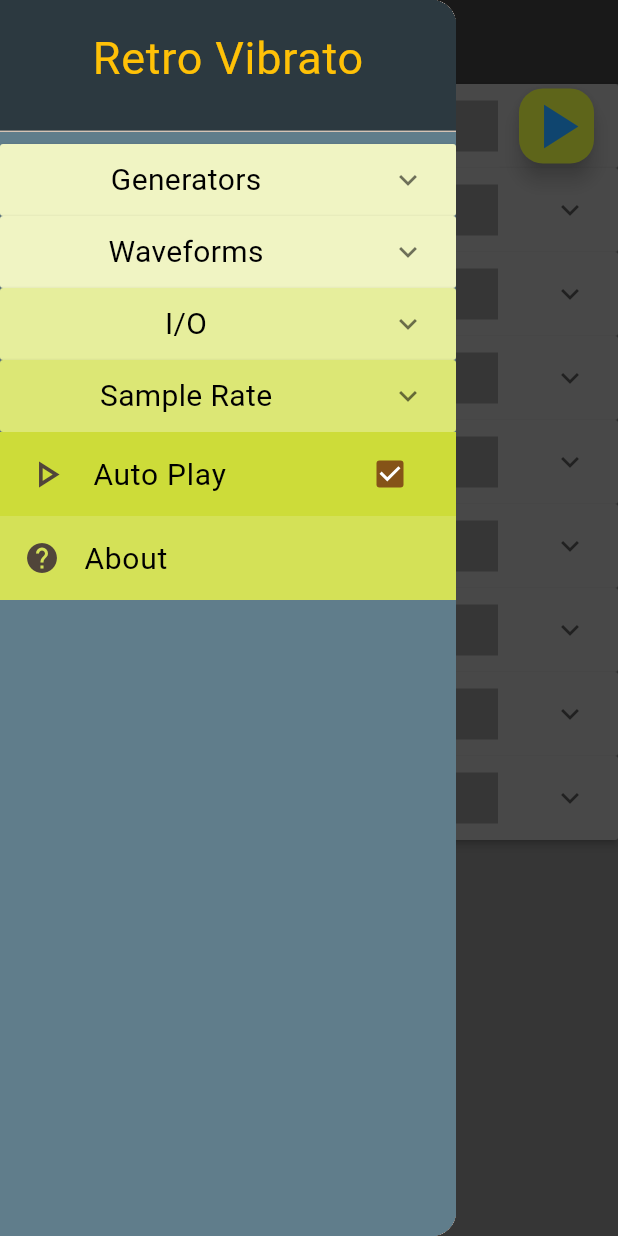
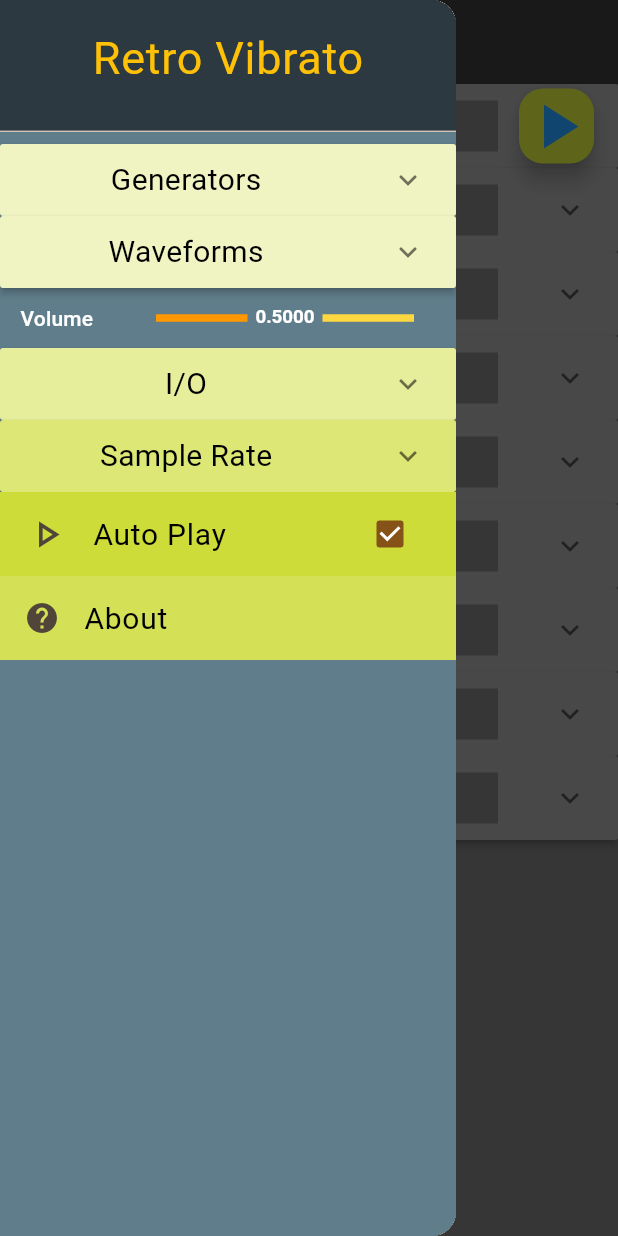
Before and after one commit to wdevore/RetroVibratoWeb, a Flutter app: the screen it shows after launch, with the side drawer open, on a phone screen of 412 x 824 dp. Run offline on Flutter 3.47's test engine with Material 3 defaults, Android fonts, the phone set to English and light mode, and no system bars; our stand-ins replace file_picker; missing offline and left inert: dart:html.

Commit message:
added height and flex to settings slider

```diff
--- a/retro_vibrato_web/lib/main.dart
+++ b/retro_vibrato_web/lib/main.dart
@@ -15,6 +15,7 @@ import 'package:retro_vibrato_web/view/highPassFilter_expansion_panel_list.dart'
 import 'package:retro_vibrato_web/view/lowPassFilter_expansion_panel_list.dart';
 import 'package:retro_vibrato_web/view/play_button_stateless_widget.dart';
 import 'package:retro_vibrato_web/view/sample_rate.dart';
+import 'package:retro_vibrato_web/view/settings_slider.dart';
 import 'package:retro_vibrato_web/view/vibrato_expansion_panel_list.dart';
 
 SettingsModel _settings = SettingsModel();
@@ -168,6 +169,13 @@ class FSfxrHomePage extends StatelessWidget {
               ],
               child: const WaveformSubPanel(),
             ),
+            ChangeNotifierProvider.value(
+              value: _settings.appSettings.volume,
+              child: const SettingsSlider(
+                height: 40,
+                flex: 3,
+              ),
+            ),
             DrawerIOExpansionPanel(settings: _settings),
             MultiProvider(
               providers: [
--- a/retro_vibrato_web/lib/model/settings_model.dart
+++ b/retro_vibrato_web/lib/model/settings_model.dart
@@ -165,8 +165,8 @@ class FlangerSettings with ChangeNotifier {
 
 class LowPassFilterSettings with ChangeNotifier {
   final String title = "LowPass Filter";
-  final Field cutoffFreq = Field(0.0, 1.0, 0.0, "CutoffFreq");
-  final Field cutoffSweep = Field(-1.0, 1.0, 0.0, "CutoffSweep");
+  final Field cutoffFreq = Field(0.0, 1.0, 0.0, "Cutoff Freq");
+  final Field cutoffSweep = Field(-1.0, 1.0, 0.0, "Cutoff Sweep");
   final Field resonance = Field(0.035, 1.0, 0.035, "Resonance");
 
   bool _isExpanded = false;
@@ -187,8 +187,8 @@ class LowPassFilterSettings with ChangeNotifier {
 
 class HighPassFilterSettings with ChangeNotifier {
   final String title = "HighPass Filter";
-  final Field cutoffFreq = Field(0.0, 1.0, 0.0, "CutoffFreq");
-  final Field cutoffSweep = Field(-1.0, 1.0, 0.0, "CutoffSweep");
+  final Field cutoffFreq = Field(0.0, 1.0, 0.0, "Cutoff Freq");
+  final Field cutoffSweep = Field(-1.0, 1.0, 0.0, "Cutoff Sweep");
 
   bool _isExpanded = false;
   bool get isExpanded {
@@ -271,7 +271,7 @@ class AppSettings {
   final Field autoplay = Field.noRange(true, "Auto Play");
   final sampleRateSettings = SampleRateSettings();
   final Field sampleSize = Field.noRange(8, "Sample Size");
-  final Field volume = Field.noRange(0.5, "Auto Play");
+  final Field volume = Field.noRange(0.5, "Volume");
   final generatorSettings = GeneratorSettings();
   final waveformSettings = WaveformSettings();
 }
--- a/retro_vibrato_web/lib/view/arpeggiation_expansion_panel_list.dart
+++ b/retro_vibrato_web/lib/view/arpeggiation_expansion_panel_list.dart
@@ -51,11 +51,17 @@ class ArpeggiationExpansionPanelList extends StatelessWidget {
             children: [
               ChangeNotifierProvider.value(
                 value: settings.multiplier,
-                child: const SettingsSlider(),
+                child: const SettingsSlider(
+                  height: 40,
+                  flex: 4,
+                ),
               ),
               ChangeNotifierProvider.value(
                 value: settings.speed,
-                child: const SettingsSlider(),
+                child: const SettingsSlider(
+                  height: 40,
+                  flex: 4,
+                ),
               ),
             ],
           ),
--- a/retro_vibrato_web/lib/view/dutyCycle_expansion_panel_list.dart
+++ b/retro_vibrato_web/lib/view/dutyCycle_expansion_panel_list.dart
@@ -51,11 +51,17 @@ class DutyCycleExpansionPanelList extends StatelessWidget {
             children: [
               ChangeNotifierProvider.value(
                 value: settings.dutyCycle,
-                child: const SettingsSlider(),
+                child: const SettingsSlider(
+                  height: 30,
+                  flex: 4,
+                ),
               ),
               ChangeNotifierProvider.value(
                 value: settings.sweep,
-                child: const SettingsSlider(),
+                child: const SettingsSlider(
+                  height: 30,
+                  flex: 4,
+                ),
               ),
             ],
           ),
--- a/retro_vibrato_web/lib/view/envelope_expansion_panel_list.dart
+++ b/retro_vibrato_web/lib/view/envelope_expansion_panel_list.dart
@@ -61,19 +61,31 @@ class EnvelopeExpansionPanelList extends StatelessWidget {
               // ),
               ChangeNotifierProvider.value(
                 value: settings.attack,
-                child: const SettingsSlider(),
+                child: const SettingsSlider(
+                  height: 40,
+                  flex: 4,
+                ),
               ),
               ChangeNotifierProvider.value(
                 value: settings.sustain,
-                child: const SettingsSlider(),
+                child: const SettingsSlider(
+                  height: 30,
+                  flex: 4,
+                ),
               ),
               ChangeNotifierProvider.value(
                 value: settings.punch,
-                child: const SettingsSlider(),
+                child: const SettingsSlider(
+                  height: 30,
+                  flex: 4,
+                ),
               ),
               ChangeNotifierProvider.value(
                 value: settings.decay,
-                child: const SettingsSlider(),
+                child: const SettingsSlider(
+                  height: 30,
+                  flex: 4,
+                ),
               ),
             ],
           ),
--- a/retro_vibrato_web/lib/view/flanger_expansion_panel_list.dart
+++ b/retro_vibrato_web/lib/view/flanger_expansion_panel_list.dart
@@ -51,11 +51,17 @@ class FlangerExpansionPanelList extends StatelessWidget {
             children: [
               ChangeNotifierProvider.value(
                 value: settings.offset,
-                child: const SettingsSlider(),
+                child: const SettingsSlider(
+                  height: 30,
+                  flex: 4,
+                ),
               ),
               ChangeNotifierProvider.value(
                 value: settings.sweep,
-                child: const SettingsSlider(),
+                child: const SettingsSlider(
+                  height: 30,
+                  flex: 4,
+                ),
               ),
             ],
           ),
--- a/retro_vibrato_web/lib/view/frequency_expansion_panel_list.dart
+++ b/retro_vibrato_web/lib/view/frequency_expansion_panel_list.dart
@@ -51,19 +51,31 @@ class FrequencyExpansionPanelList extends StatelessWidget {
             children: [
               ChangeNotifierProvider.value(
                 value: settings.frequency,
-                child: const SettingsSlider(),
+                child: const SettingsSlider(
+                  height: 30,
+                  flex: 4,
+                ),
               ),
               ChangeNotifierProvider.value(
                 value: settings.minCutoff,
-                child: const SettingsSlider(),
+                child: const SettingsSlider(
+                  height: 30,
+                  flex: 4,
+                ),
               ),
               ChangeNotifierProvider.value(
                 value: settings.slide,
-                child: const SettingsSlider(),
+                child: const SettingsSlider(
+                  height: 30,
+                  flex: 4,
+                ),
               ),
               ChangeNotifierProvider.value(
                 value: settings.deltaSlide,
-                child: const SettingsSlider(),
+                child: const SettingsSlider(
+                  height: 30,
+                  flex: 4,
+                ),
               ),
             ],
           ),
--- a/retro_vibrato_web/lib/view/highPassFilter_expansion_panel_list.dart
+++ b/retro_vibrato_web/lib/view/highPassFilter_expansion_panel_list.dart
@@ -51,11 +51,17 @@ class HighPassFilterExpansionPanelList extends StatelessWidget {
             children: [
               ChangeNotifierProvider.value(
                 value: settings.cutoffFreq,
-                child: const SettingsSlider(),
+                child: const SettingsSlider(
+                  height: 30,
+                  flex: 3,
+                ),
               ),
               ChangeNotifierProvider.value(
                 value: settings.cutoffSweep,
-                child: const SettingsSlider(),
+                child: const SettingsSlider(
+                  height: 30,
+                  flex: 3,
+                ),
               ),
             ],
           ),
--- a/retro_vibrato_web/lib/view/lowPassFilter_expansion_panel_list.dart
+++ b/retro_vibrato_web/lib/view/lowPassFilter_expansion_panel_list.dart
@@ -51,15 +51,24 @@ class LowPassFilterExpansionPanelList extends StatelessWidget {
             children: [
               ChangeNotifierProvider.value(
                 value: settings.cutoffFreq,
-                child: const SettingsSlider(),
+                child: const SettingsSlider(
+                  height: 30,
+                  flex: 3,
+                ),
               ),
               ChangeNotifierProvider.value(
                 value: settings.cutoffSweep,
-                child: const SettingsSlider(),
+                child: const SettingsSlider(
+                  height: 30,
+                  flex: 3,
+                ),
               ),
               ChangeNotifierProvider.value(
                 value: settings.resonance,
-                child: const SettingsSlider(),
+                child: const SettingsSlider(
+                  height: 30,
+                  flex: 3,
+                ),
               ),
             ],
           ),
--- a/retro_vibrato_web/lib/view/retrigger_expansion_panel_list.dart
+++ b/retro_vibrato_web/lib/view/retrigger_expansion_panel_list.dart
@@ -51,7 +51,10 @@ class RetriggerExpansionPanelList extends StatelessWidget {
             children: [
               ChangeNotifierProvider.value(
                 value: settings.rate,
-                child: const SettingsSlider(),
+                child: const SettingsSlider(
+                  height: 30,
+                  flex: 4,
+                ),
               ),
             ],
           ),
--- a/retro_vibrato_web/lib/view/settings_slider.dart
+++ b/retro_vibrato_web/lib/view/settings_slider.dart
@@ -1,13 +1,17 @@
 import 'package:flutter/material.dart';
 import 'package:provider/provider.dart';
 import 'package:retro_vibrato_web/model/field.dart';
-import 'package:retro_vibrato_web/model/settings_model.dart';
 import 'package:retro_vibrato_web/view/custom_slider_thumb_rect.dart';
 
 class SettingsSlider extends StatelessWidget {
   const SettingsSlider({
     Key? key,
+    required this.height,
+    required this.flex,
   }) : super(key: key);
+
+  final double height;
+  final int flex;
 
   @override
   Widget build(BuildContext context) {
@@ -17,7 +21,7 @@ class SettingsSlider extends StatelessWidget {
 
     return Consumer<Field>(
       builder: (_, field, __) => SizedBox(
-        height: 30,
+        height: height,
         child: Row(
           children: [
             Expanded(
@@ -41,7 +45,7 @@ class SettingsSlider extends StatelessWidget {
               ),
             ),
             Expanded(
-              flex: 4,
+              flex: flex,
               child: SliderTheme(
                 data: SliderTheme.of(context).copyWith(
                   activeTrackColor: Colors.orange,
--- a/retro_vibrato_web/lib/view/vibrato_expansion_panel_list.dart
+++ b/retro_vibrato_web/lib/view/vibrato_expansion_panel_list.dart
@@ -51,11 +51,17 @@ class VibratoExpansionPanelList extends StatelessWidget {
             children: [
               ChangeNotifierProvider.value(
                 value: settings.depth,
-                child: const SettingsSlider(),
+                child: const SettingsSlider(
+                  height: 30,
+                  flex: 4,
+                ),
               ),
               ChangeNotifierProvider.value(
                 value: settings.speed,
-                child: const SettingsSlider(),
+                child: const SettingsSlider(
+                  height: 30,
+                  flex: 4,
+                ),
               ),
             ],
           ),
```
